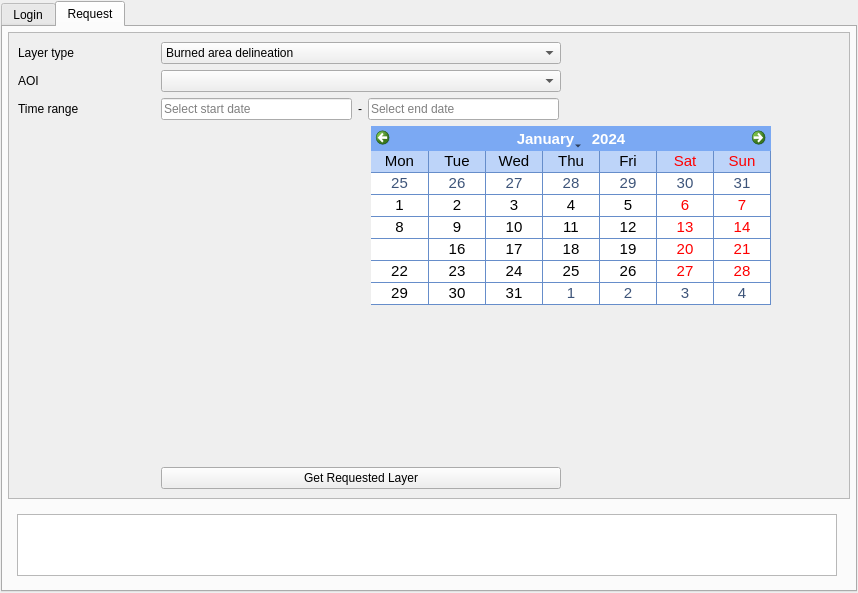
Before: the Qt Designer form ermes_qgis_dialog_base.ui in links-ads/ermes-mapping-plugin, drawn with Qt 5.
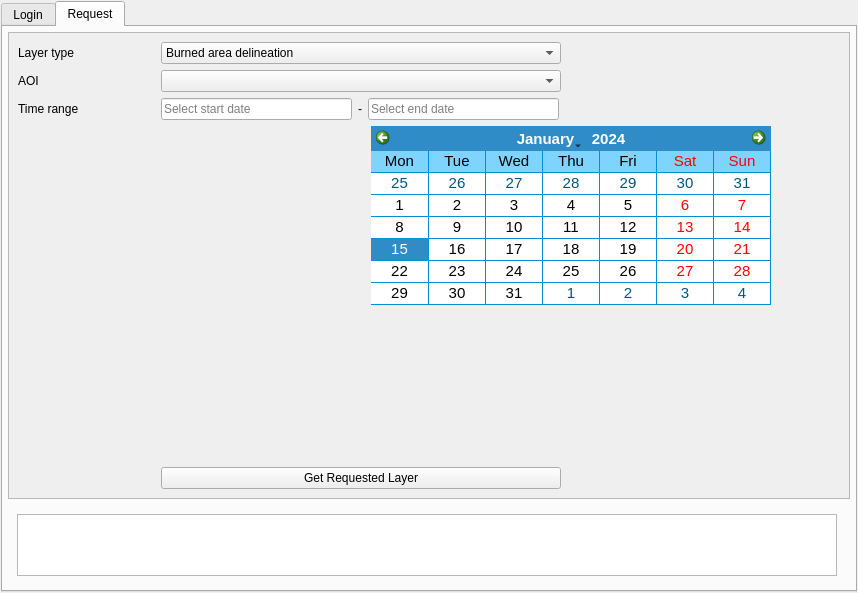
After: the same form once the commit is applied. The open tabs and pages were chosen to show the change. Custom widgets are drawn as their Qt base class.

Commit message: (#1) fixed some bug and added first draft of code to interact with ui components

```diff
--- a/ermes_qgis_dialog_base.ui
+++ b/ermes_qgis_dialog_base.ui
@@ -511,17 +511,17 @@
                      <colorrole role="Button">
                       <brush brushstyle="SolidPattern">
                        <color alpha="255">
-                        <red>123</red>
-                        <green>169</green>
-                        <blue>243</blue>
+                        <red>0</red>
+                        <green>170</green>
+                        <blue>255</blue>
                        </color>
                       </brush>
                      </colorrole>
                      <colorrole role="Light">
                       <brush brushstyle="SolidPattern">
                        <color alpha="255">
-                        <red>239</red>
-                        <green>245</green>
+                        <red>127</red>
+                        <green>212</green>
                         <blue>255</blue>
                        </color>
                       </brush>
@@ -529,27 +529,27 @@
                      <colorrole role="Midlight">
                       <brush brushstyle="SolidPattern">
                        <color alpha="255">
-                        <red>181</red>
-                        <green>207</green>
-                        <blue>249</blue>
+                        <red>63</red>
+                        <green>191</green>
+                        <blue>255</blue>
                        </color>
                       </brush>
                      </colorrole>
                      <colorrole role="Dark">
                       <brush brushstyle="SolidPattern">
                        <color alpha="255">
-                        <red>61</red>
-                        <green>84</green>
-                        <blue>121</blue>
+                        <red>0</red>
+                        <green>85</green>
+                        <blue>127</blue>
                        </color>
                       </brush>
                      </colorrole>
                      <colorrole role="Mid">
                       <brush brushstyle="SolidPattern">
                        <color alpha="255">
-                        <red>82</red>
-                        <green>112</green>
-                        <blue>162</blue>
+                        <red>0</red>
+                        <green>113</green>
+                        <blue>170</blue>
                        </color>
                       </brush>
                      </colorrole>
@@ -592,9 +592,9 @@
                      <colorrole role="Window">
                       <brush brushstyle="SolidPattern">
                        <color alpha="255">
-                        <red>123</red>
-                        <green>169</green>
-                        <blue>243</blue>
+                        <red>0</red>
+                        <green>170</green>
+                        <blue>255</blue>
                        </color>
                       </brush>
                      </colorrole>
@@ -607,21 +607,12 @@
                        </color>
                       </brush>
                      </colorrole>
-                     <colorrole role="Highlight">
-                      <brush brushstyle="SolidPattern">
-                       <color alpha="0">
-                        <red>181</red>
-                        <green>218</green>
-                        <blue>255</blue>
-                       </color>
-                      </brush>
-                     </colorrole>
                      <colorrole role="AlternateBase">
                       <brush brushstyle="SolidPattern">
                        <color alpha="255">
-                        <red>189</red>
+                        <red>127</red>
                         <green>212</green>
-                        <blue>249</blue>
+                        <blue>255</blue>
                        </color>
                       </brush>
                      </colorrole>
@@ -666,17 +657,17 @@
                      <colorrole role="Button">
                       <brush brushstyle="SolidPattern">
                        <color alpha="255">
-                        <red>123</red>
-                        <green>169</green>
-                        <blue>243</blue>
+                        <red>0</red>
+                        <green>170</green>
+                        <blue>255</blue>
                        </color>
                       </brush>
                      </colorrole>
                      <colorrole role="Light">
                       <brush brushstyle="SolidPattern">
                        <color alpha="255">
-                        <red>239</red>
-                        <green>245</green>
+                        <red>127</red>
+                        <green>212</green>
                         <blue>255</blue>
                        </color>
                       </brush>
@@ -684,27 +675,27 @@
                      <colorrole role="Midlight">
                       <brush brushstyle="SolidPattern">
                        <color alpha="255">
-                        <red>181</red>
-                        <green>207</green>
-                        <blue>249</blue>
+                        <red>63</red>
+                        <green>191</green>
+                        <blue>255</blue>
                        </color>
                       </brush>
                      </colorrole>
                      <colorrole role="Dark">
                       <brush brushstyle="SolidPattern">
                        <color alpha="255">
-                        <red>61</red>
-                        <green>84</green>
-                        <blue>121</blue>
+                        <red>0</red>
+                        <green>85</green>
+                        <blue>127</blue>
                        </color>
                       </brush>
                      </colorrole>
                      <colorrole role="Mid">
                       <brush brushstyle="SolidPattern">
                        <color alpha="255">
-                        <red>82</red>
-                        <green>112</green>
-                        <blue>162</blue>
+                        <red>0</red>
+                        <green>113</green>
+                        <blue>170</blue>
                        </color>
                       </brush>
                      </colorrole>
@@ -747,9 +738,9 @@
                      <colorrole role="Window">
                       <brush brushstyle="SolidPattern">
                        <color alpha="255">
-                        <red>123</red>
-                        <green>169</green>
-                        <blue>243</blue>
+                        <red>0</red>
+                        <green>170</green>
+                        <blue>255</blue>
                        </color>
                       </brush>
                      </colorrole>
@@ -762,21 +753,12 @@
                        </color>
                       </brush>
                      </colorrole>
-                     <colorrole role="Highlight">
-                      <brush brushstyle="SolidPattern">
-                       <color alpha="0">
-                        <red>181</red>
-                        <green>218</green>
-                        <blue>255</blue>
-                       </color>
-                      </brush>
-                     </colorrole>
                      <colorrole role="AlternateBase">
                       <brush brushstyle="SolidPattern">
                        <color alpha="255">
-                        <red>189</red>
+                        <red>127</red>
                         <green>212</green>
-                        <blue>249</blue>
+                        <blue>255</blue>
                        </color>
                       </brush>
                      </colorrole>
@@ -812,26 +794,26 @@
                      <colorrole role="WindowText">
                       <brush brushstyle="SolidPattern">
                        <color alpha="255">
-                        <red>61</red>
-                        <green>84</green>
-                        <blue>121</blue>
+                        <red>0</red>
+                        <green>85</green>
+                        <blue>127</blue>
                        </color>
                       </brush>
                      </colorrole>
                      <colorrole role="Button">
                       <brush brushstyle="SolidPattern">
                        <color alpha="255">
-                        <red>123</red>
-                        <green>169</green>
-                        <blue>243</blue>
+                        <red>0</red>
+                        <green>170</green>
+                        <blue>255</blue>
                        </color>
                       </brush>
                      </colorrole>
                      <colorrole role="Light">
                       <brush brushstyle="SolidPattern">
                        <color alpha="255">
-                        <red>239</red>
-                        <green>245</green>
+                        <red>127</red>
+                        <green>212</green>
                         <blue>255</blue>
                        </color>
                       </brush>
@@ -839,36 +821,36 @@
                      <colorrole role="Midlight">
                       <brush brushstyle="SolidPattern">
                        <color alpha="255">
-                        <red>181</red>
-                        <green>207</green>
-                        <blue>249</blue>
+                        <red>63</red>
+                        <green>191</green>
+                        <blue>255</blue>
                        </color>
                       </brush>
                      </colorrole>
                      <colorrole role="Dark">
                       <brush brushstyle="SolidPattern">
                        <color alpha="255">
-                        <red>61</red>
-                        <green>84</green>
-                        <blue>121</blue>
+                        <red>0</red>
+                        <green>85</green>
+                        <blue>127</blue>
                        </color>
                       </brush>
                      </colorrole>
                      <colorrole role="Mid">
                       <brush brushstyle="SolidPattern">
                        <color alpha="255">
-                        <red>82</red>
-                        <green>112</green>
-                        <blue>162</blue>
+                        <red>0</red>
+                        <green>113</green>
+                        <blue>170</blue>
                        </color>
                       </brush>
                      </colorrole>
                      <colorrole role="Text">
                       <brush brushstyle="SolidPattern">
                        <color alpha="255">
-                        <red>61</red>
-                        <green>84</green>
-                        <blue>121</blue>
+                        <red>0</red>
+                        <green>85</green>
+                        <blue>127</blue>
                        </color>
                       </brush>
                      </colorrole>
@@ -884,27 +866,27 @@
                      <colorrole role="ButtonText">
                       <brush brushstyle="SolidPattern">
                        <color alpha="255">
-                        <red>61</red>
-                        <green>84</green>
-                        <blue>121</blue>
+                        <red>0</red>
+                        <green>85</green>
+                        <blue>127</blue>
                        </color>
                       </brush>
                      </colorrole>
                      <colorrole role="Base">
                       <brush brushstyle="SolidPattern">
                        <color alpha="255">
-                        <red>123</red>
-                        <green>169</green>
-                        <blue>243</blue>
+                        <red>0</red>
+                        <green>170</green>
+                        <blue>255</blue>
                        </color>
                       </brush>
                      </colorrole>
                      <colorrole role="Window">
                       <brush brushstyle="SolidPattern">
                        <color alpha="255">
-                        <red>123</red>
-                        <green>169</green>
-                        <blue>243</blue>
+                        <red>0</red>
+                        <green>170</green>
+                        <blue>255</blue>
                        </color>
                       </brush>
                      </colorrole>
@@ -917,21 +899,12 @@
                        </color>
                       </brush>
                      </colorrole>
-                     <colorrole role="Highlight">
-                      <brush brushstyle="SolidPattern">
-                       <color alpha="255">
-                        <red>212</red>
-                        <green>212</green>
-                        <blue>212</blue>
-                       </color>
-                      </brush>
-                     </colorrole>
                      <colorrole role="AlternateBase">
                       <brush brushstyle="SolidPattern">
                        <color alpha="255">
-                        <red>123</red>
-                        <green>169</green>
-                        <blue>243</blue>
+                        <red>0</red>
+                        <green>170</green>
+                        <blue>255</blue>
                        </color>
                       </brush>
                      </colorrole>
```
Left out of the diff: 363 changed lines with no effect on the pictures. The commit also changes 1 other file.
